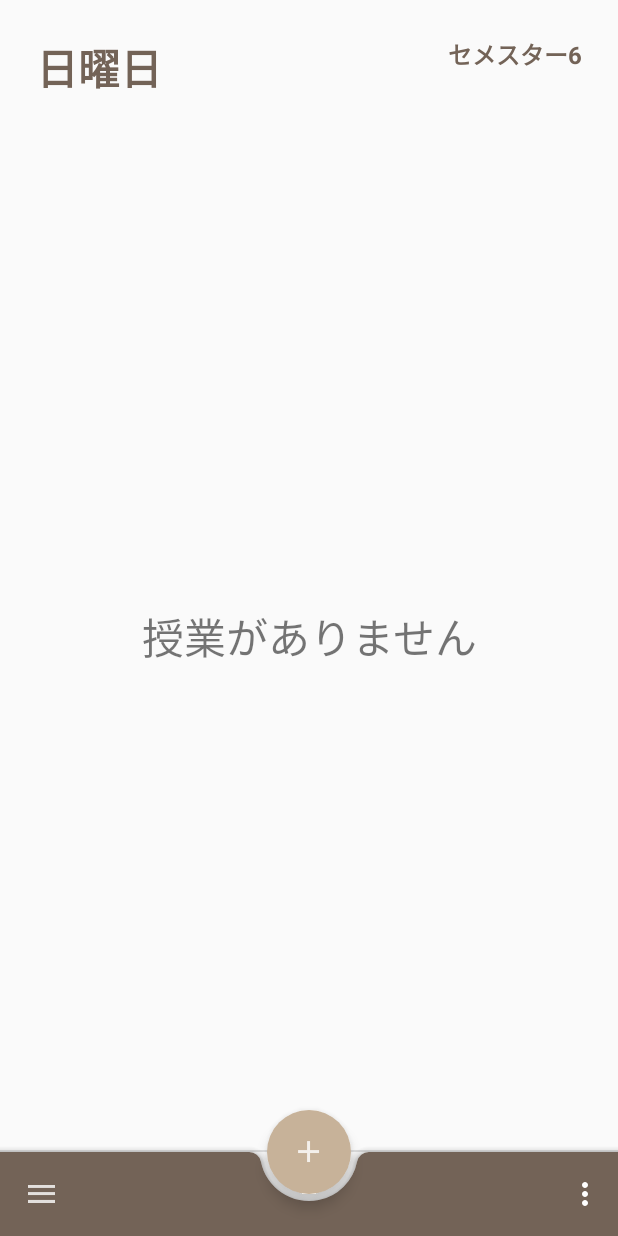
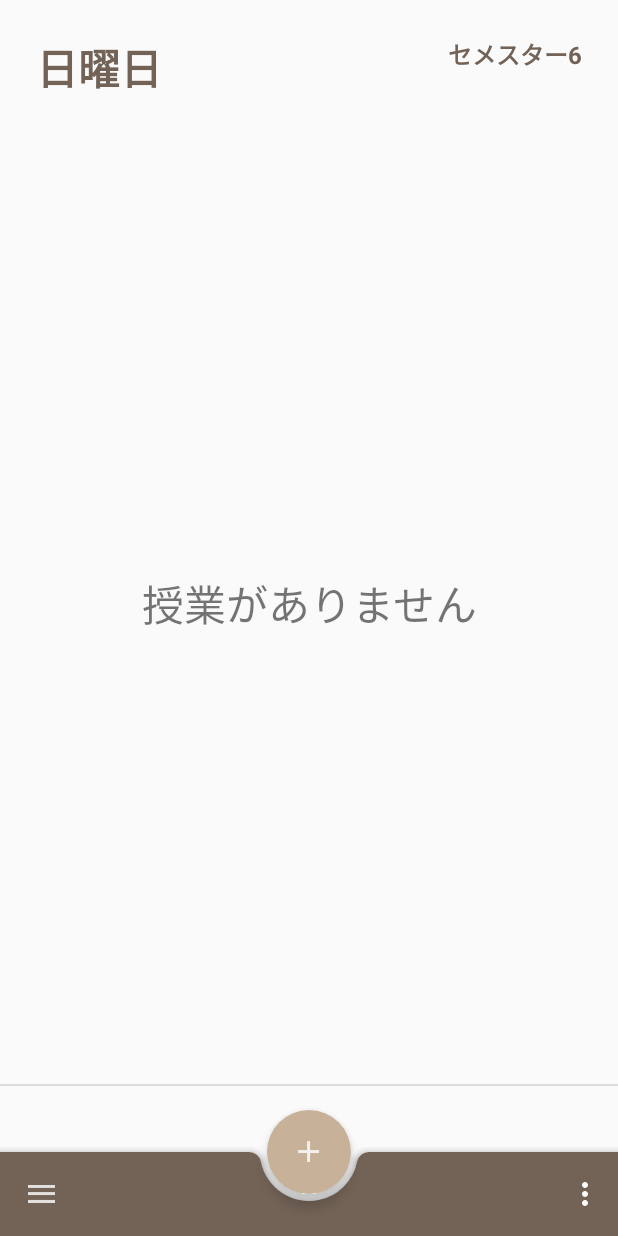
Before and after one commit to Dai1678/AttendNotifier, an Android app: the screen it shows after launch (MainActivity), on a phone screen of 412 x 824 dp. Run offline under Robolectric (Android 15) with nearby library versions, the phone set to English and light mode, and no system bars; libraries missing offline, so code that uses them is left out: io.realm; 4 statements that could not run were skipped.

Commit message:
add paddingBottom

```diff
--- a/app/src/main/java/com/example/dai/attendnotifier/view/MainActivity.kt
+++ b/app/src/main/java/com/example/dai/attendnotifier/view/MainActivity.kt
@@ -5,9 +5,6 @@ import android.support.v7.app.AppCompatActivity
 import android.view.Menu
 import android.view.MenuItem
 import com.example.dai.attendnotifier.R
-import com.example.dai.attendnotifier.model.ClassworkModel
-import io.realm.Realm
-import io.realm.RealmConfiguration
 import kotlinx.android.synthetic.main.activity_main.*
 import java.util.*
 
--- a/app/src/main/res/layout/activity_main.xml
+++ b/app/src/main/res/layout/activity_main.xml
@@ -1,33 +1,28 @@
 <?xml version="1.0" encoding="utf-8"?>
-<android.support.constraint.ConstraintLayout
+<android.support.design.widget.CoordinatorLayout
     xmlns:app="http://schemas.android.com/apk/res-auto"
     xmlns:android="http://schemas.android.com/apk/res/android"
-        android:id="@+id/activity_main_layout"
+    android:id="@+id/bottom_app_bar_layout"
     android:layout_width="match_parent"
     android:layout_height="match_parent">
 
     <FrameLayout
         android:id="@+id/daily_classwork_fragment_container"
         android:layout_width="match_parent"
-            android:layout_height="match_parent"
-            android:layout_marginBottom="?attr/actionBarSize"/>
-
-    <android.support.design.widget.CoordinatorLayout
-            android:id="@+id/bottom_app_bar_layout"
-            android:layout_width="match_parent"
-            android:layout_height="match_parent">
+        android:layout_height="match_parent"/>
 
     <android.support.design.bottomappbar.BottomAppBar
         android:id="@+id/main_bottom_app_bar"
         android:layout_width="match_parent"
-                android:layout_height="?attr/actionBarSize"
+        android:layout_height="wrap_content"
         android:layout_gravity="bottom"
         android:theme="@style/ThemeOverlay.AppCompat.Dark.ActionBar"
         style="@style/Widget.MaterialComponents.BottomAppBar"
         app:fabAlignmentMode="center"
         app:backgroundTint="@color/colorDarkBrown"
         app:navigationIcon="@drawable/ic_menu"
-                app:hideOnScroll="true"/>
+        app:hideOnScroll="true"
+        app:layout_scrollFlags="scroll|enterAlways"/>
 
     <android.support.design.widget.FloatingActionButton
         android:id="@+id/main_floating_action_button"
@@ -41,5 +36,3 @@
         app:borderWidth="0dp"/>
 
 </android.support.design.widget.CoordinatorLayout>
-
-</android.support.constraint.ConstraintLayout>
--- a/app/src/main/res/layout/fragment_daily_classwork.xml
+++ b/app/src/main/res/layout/fragment_daily_classwork.xml
@@ -41,6 +41,8 @@
         android:layout_width="match_parent"
         android:layout_height="0dp"
         android:layout_marginTop="16dp"
+        android:clipToPadding="false"
+        android:paddingBottom="100dp"
         app:layout_constraintBottom_toBottomOf="parent"
         app:layout_constraintTop_toBottomOf="@+id/fragment_daily_classwork_header_text"/>
 
```
Lines whose indentation alone changed are shown as unchanged.
